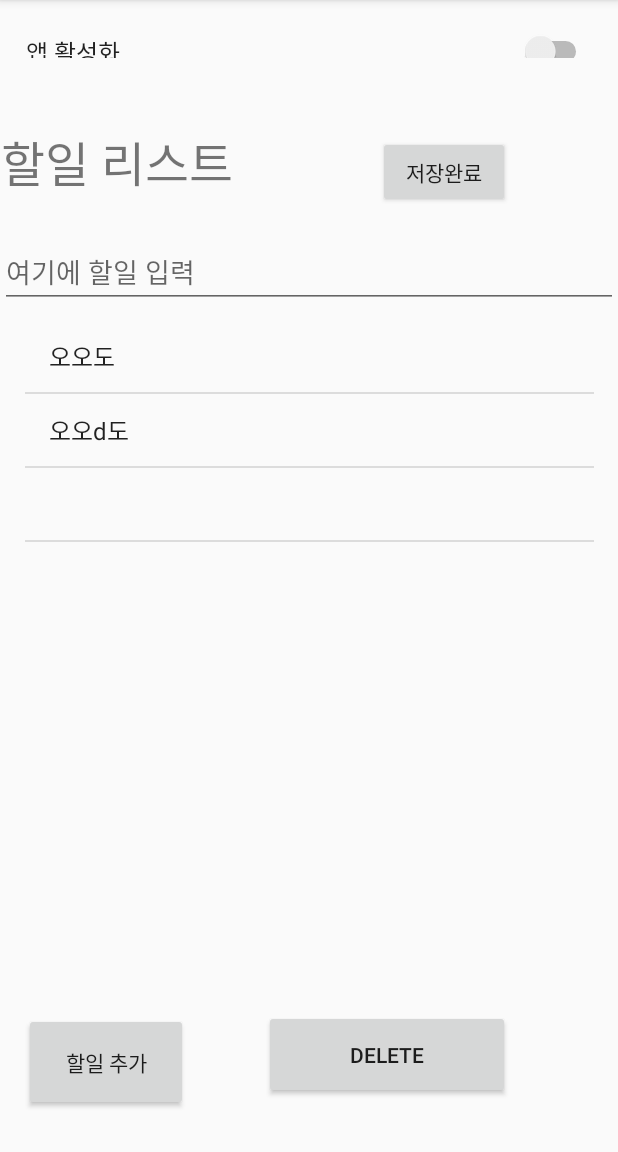
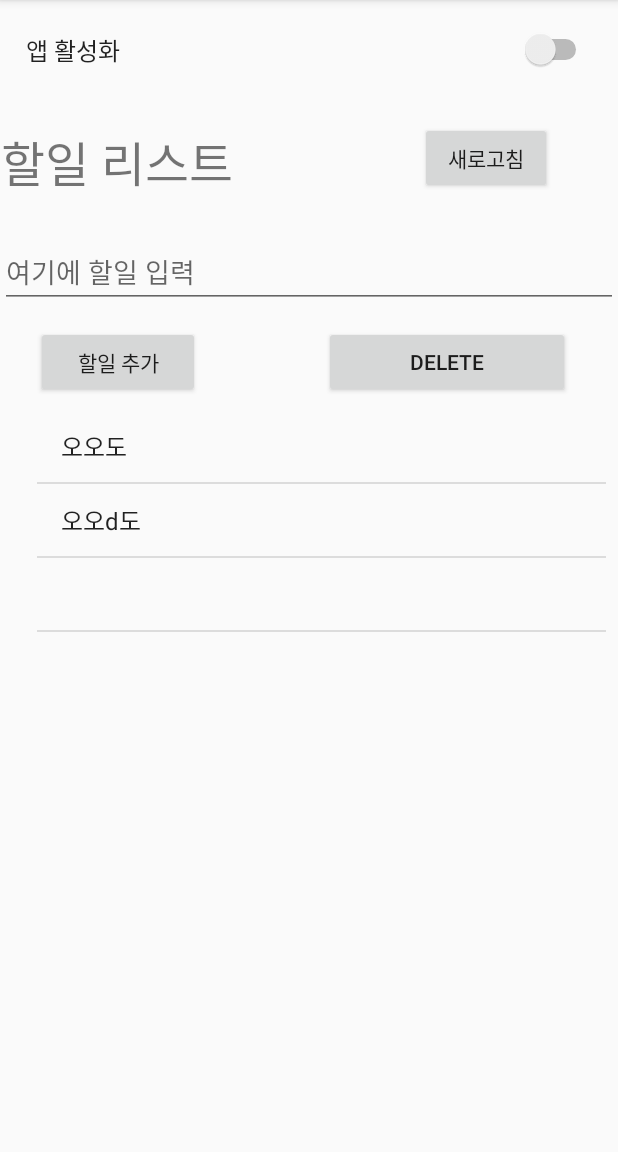
Before and after one commit to Odomhae/ToDoLocker, an Android app: the screen it shows after launch (MainActivity), after a tap on "할일 추가", on a phone screen of 412 x 824 dp, the part 84-1236 px from its top. Run offline under Robolectric (Android 15) with nearby library versions, the phone set to English and light mode, and no system bars.

Commit message:
2nd Remove list & Save as ArrayList

```diff
--- a/app/src/main/java/com/example/todolocker/LockScreenService.kt
+++ b/app/src/main/java/com/example/todolocker/LockScreenService.kt
@@ -17,6 +17,9 @@ class LockScreenService :Service(){
 
     // 화면꺼질때 브로드케스트 msg 수신하는 리시버
     var receiver : ScreenOffReceiver? = null
+
+    private val ANDROID_CHANNEL_ID = "com.example.todolocker"
+    private val NOTIFICATION_ID = 9999
 
     override fun onCreate() {
         super.onCreate()
@@ -57,6 +60,7 @@ class LockScreenService :Service(){
 
     // 이놈 필수
     override fun onBind(intent: Intent?): IBinder? {
-        TODO("not implemented") //To change body of created functions use File | Settings | File Templates.
+        return null //To change body of created functions use File | Settings | File Templates.
+
     }
 }
--- a/app/src/main/java/com/example/todolocker/MainActivity.kt
+++ b/app/src/main/java/com/example/todolocker/MainActivity.kt
@@ -10,31 +10,14 @@ import android.preference.SwitchPreference
 import android.util.Log
 import kotlinx.android.synthetic.main.activity_main.*
 import android.widget.ArrayAdapter
-import android.view.View
-import androidx.core.app.ComponentActivity
-import androidx.core.app.ComponentActivity.ExtraData
-import androidx.core.content.ContextCompat.getSystemService
-import android.icu.lang.UCharacter.GraphemeClusterBreak.T
-import android.preference.PreferenceManager
-import com.google.gson.Gson
-import kotlinx.android.synthetic.main.activity_to_do_locker.*
-import java.util.Arrays.asList
-import java.util.*
 import kotlin.collections.ArrayList
-import android.R.id.edit
-import android.content.SharedPreferences
-
+import org.json.JSONArray
+import org.json.JSONException
 
 
 class MainActivity : AppCompatActivity() {
 
     val fragment = MyPreferenceFragment()
-
-    // 정의하고
-    // 할일 리스트
-    val listDataPref by lazy { getSharedPreferences("listData", Context.MODE_PRIVATE) }
-    // 전체 리스트 갯수
-    val listCountPref by lazy { getSharedPreferences("listCount" , Context.MODE_PRIVATE) }
 
     override fun onCreate(savedInstanceState: Bundle?) {
         super.onCreate(savedInstanceState)
@@ -45,30 +28,31 @@ class MainActivity : AppCompatActivity() {
 
         // 빈 데이터 리스트 생성.
         val items = ArrayList<String>()
+
+        // 기존 데이터있으면 추가
+        val listPref =  getStringArrayPref("listData")
+        if(listPref.size > 0){
+           for (value in listPref)
+               items.add(value)
+        }
+
         items.add("오오도")
         items.add("오오d도")
 
         // ArrayAdapter 생성. 아이템 View를 선택(single choice)가능하도록 만듦.
         val adapter = ArrayAdapter(this, android.R.layout.simple_list_item_1, items)
         listView.setAdapter(adapter)
-
+        adapter.notifyDataSetChanged()
 
         //할일 추가버튼
         addListButton.setOnClickListener {
             val count = adapter.count
             Log.d("갯수 : ", count.toString())
 
-            // 텍스트로 저장
+            // 텍스트 추가
             items.add(editText.text.toString())
-            // 키 + string
-            listDataPref.edit().putString(count.toString(), editText.text.toString()).apply()
-
-            // 리스트 갯수
-            // 가져와서
-            var listCount = listCountPref.getInt("listNumber", 0)
-            //++
-            listCount++
-            listCountPref.edit().putInt("listNumber", listCount).apply()
+            // 배열로 저장
+            setStringArrayPref("listData", items)
 
             editText.setText("")
             adapter.notifyDataSetChanged()
@@ -77,27 +61,59 @@ class MainActivity : AppCompatActivity() {
         // 할일 제거
         // 일단은 다 제거하는걸로
         deleteListButton.setOnClickListener {
-            val checked = listView.checkedItemPosition
             items.clear()
             adapter.notifyDataSetChanged()
-            // 숫자도 초기화
-            listCountPref.edit().clear().apply()
 
-            // 데이터도 초기화
-            listDataPref.edit().clear().apply()
+            // 배열로 저장
+            setStringArrayPref("listData", items)
         }
 
-        // 리스트 보내기
-        completeButton.setOnClickListener {
-            //val intent = Intent(this, ToDoLockerActivity::class.java)
-            val intent = Intent(this, ScreenOffReceiver::class.java)
-            intent.putStringArrayListExtra("list", items)
-            Log.d("111", "zzzzz")
-            startService(intent)
+        //새로고침
+        reloadButton.setOnClickListener {
+
+            adapter.notifyDataSetChanged()
 
         }
 
     }
+
+    // JSON 배열로 저장
+    fun setStringArrayPref(key: String, values: ArrayList<String>) {
+        val prefs = getSharedPreferences("SETTINGS", Context.MODE_PRIVATE)
+        val editor = prefs.edit()
+        val a = JSONArray()
+        for (i in 0 until values.size) {
+            a.put(values[i])
+        }
+        if (!values.isEmpty()) {
+            editor.putString(key, a.toString())
+        } else {
+            editor.putString(key, null)
+        }
+        editor.apply()
+    }
+
+    // 저장된 배열 받아옴
+    fun getStringArrayPref(key: String): ArrayList<String> {
+        val prefs = getSharedPreferences("SETTINGS", Context.MODE_PRIVATE)
+        val json = prefs.getString(key, null)
+        val urls = ArrayList<String>()
+        if (json != null) {
+            try {
+                val a = JSONArray(json)
+                for (i in 0 until a.length()) {
+                    val url = a.optString(i)
+                    urls.add(url)
+                }
+            } catch (e: JSONException) {
+                e.printStackTrace()
+            }
+
+        }
+        return urls
+    }
+
+
 
     class MyPreferenceFragment : PreferenceFragment(){
         override fun onCreate(savedInstanceState: Bundle?) {
@@ -141,5 +157,4 @@ class MainActivity : AppCompatActivity() {
 
     }
 
-
 }
--- a/app/src/main/java/com/example/todolocker/ScreenOffReceiver.kt
+++ b/app/src/main/java/com/example/todolocker/ScreenOffReceiver.kt
@@ -16,6 +16,11 @@ class ScreenOffReceiver : BroadcastReceiver() {
                 // 화면꺼지면 locker 액티비티 실행
                 val intent = Intent(context, ToDoLockerActivity::class.java)
 
+                //새로운 액티비티로 실행
+                intent.addFlags(Intent.FLAG_ACTIVITY_NEW_TASK)
+                // 기존 액티비티 스택 제거
+                intent.addFlags(Intent.FLAG_ACTIVITY_CLEAR_TOP)
+
                 // 액티비티 실행
                 context?.startActivity(intent)
 
--- a/app/src/main/res/layout/activity_main.xml
+++ b/app/src/main/res/layout/activity_main.xml
@@ -35,7 +35,7 @@
     <FrameLayout
         android:id="@+id/frameLayout"
         android:layout_width="0dp"
-        android:layout_height="32dp"
+        android:layout_height="44dp"
         android:layout_marginStart="1dp"
         android:layout_marginTop="1dp"
         android:layout_marginEnd="1dp"
@@ -49,49 +49,41 @@
     <ListView
         android:id="@+id/listView"
         android:layout_width="379dp"
-        android:layout_height="400dp"
-        android:layout_marginTop="8dp"
-        android:layout_marginBottom="8dp"
+        android:layout_height="350dp"
+        android:layout_marginTop="68dp"
         app:layout_constraintEnd_toEndOf="parent"
+        app:layout_constraintHorizontal_bias="0.75"
         app:layout_constraintStart_toStartOf="parent"
-        app:layout_constraintTop_toBottomOf="@+id/editText"
-        app:layout_constraintVertical_bias="0.224" />
+        app:layout_constraintTop_toBottomOf="@+id/editText" />
 
     <Button
         android:id="@+id/addListButton"
         android:layout_width="109dp"
-        android:layout_height="65dp"
-        android:layout_marginStart="16dp"
-        android:layout_marginTop="8dp"
+        android:layout_height="wrap_content"
+        android:layout_marginStart="24dp"
         android:layout_marginBottom="8dp"
         android:text="할일 추가"
-        app:layout_constraintBottom_toBottomOf="parent"
-        app:layout_constraintStart_toStartOf="parent"
-        app:layout_constraintTop_toBottomOf="@+id/listView"
-        app:layout_constraintVertical_bias="0.738" />
+        app:layout_constraintBottom_toTopOf="@+id/listView"
+        app:layout_constraintStart_toStartOf="parent" />
 
     <Button
         android:id="@+id/deleteListButton"
         android:layout_width="164dp"
-        android:layout_height="59dp"
-        android:layout_marginTop="8dp"
-        android:layout_marginEnd="72dp"
+        android:layout_height="wrap_content"
+        android:layout_marginEnd="32dp"
         android:layout_marginBottom="8dp"
         android:text="delete"
-        app:layout_constraintBottom_toBottomOf="parent"
-        app:layout_constraintEnd_toEndOf="parent"
-        app:layout_constraintTop_toBottomOf="@+id/listView"
-        app:layout_constraintVertical_bias="0.653" />
+        app:layout_constraintBottom_toTopOf="@+id/listView"
+        app:layout_constraintEnd_toEndOf="parent" />
 
     <Button
-        android:id="@+id/completeButton"
+        android:id="@+id/reloadButton"
         android:layout_width="wrap_content"
         android:layout_height="wrap_content"
-        android:layout_marginTop="52dp"
-        android:text="저장완료"
+        android:layout_marginTop="32dp"
+        android:layout_marginEnd="44dp"
+        android:text="새로고침"
         app:layout_constraintEnd_toEndOf="parent"
-        app:layout_constraintHorizontal_bias="0.552"
-        app:layout_constraintStart_toEndOf="@+id/textView2"
         app:layout_constraintTop_toBottomOf="@+id/frameLayout" />
 
 
```
Also changed, not shown: app/src/main/java/com/example/todolocker/ToDoLockerActivity.kt (+72 -18 lines).
